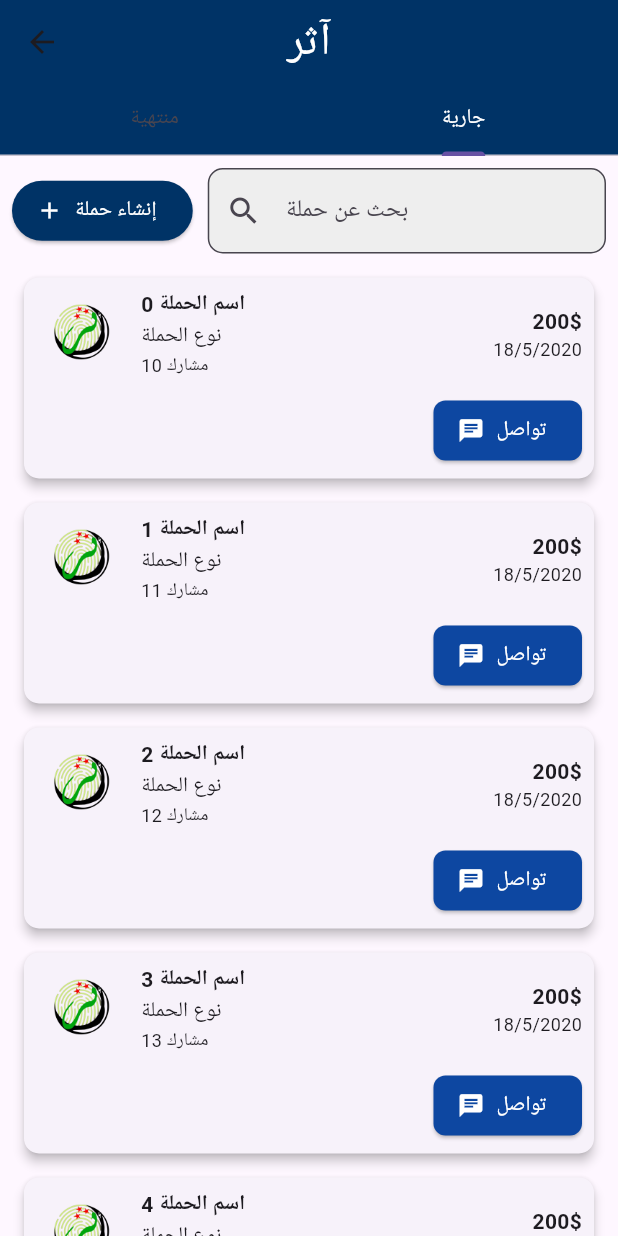
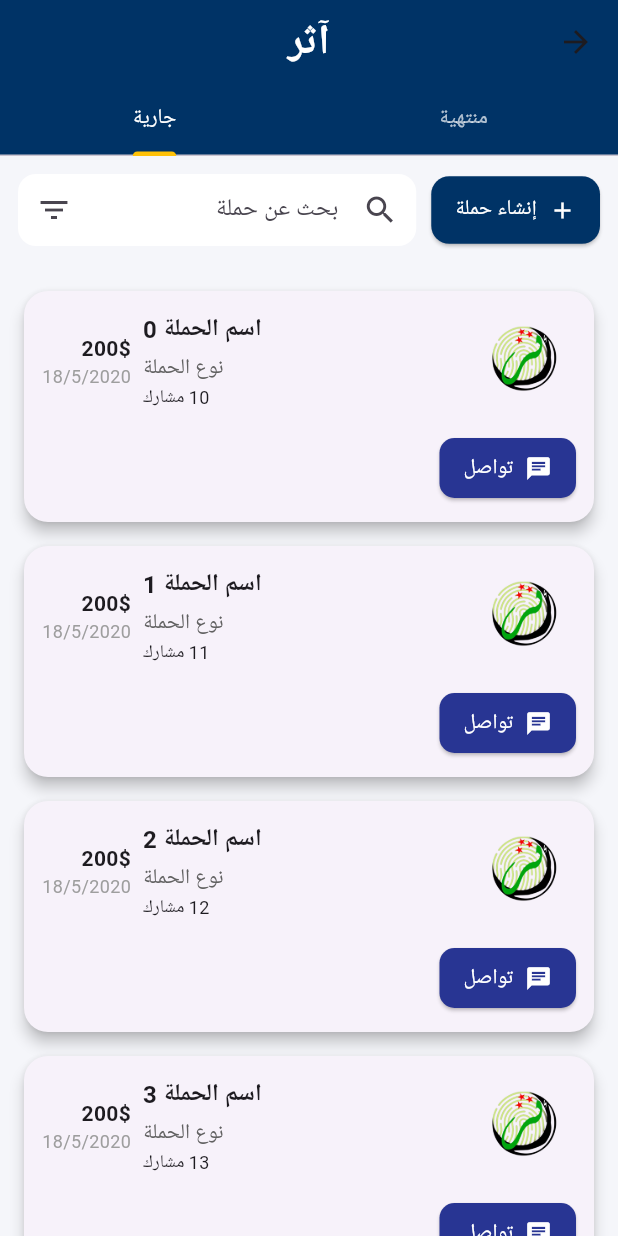
Before and after one commit to saryaalsheikha2001/Asar, a Flutter app: the Homepageadmin screen opened by its route, tab 2 chosen, on a phone screen of 412 x 824 dp. Run offline on Flutter 3.47's test engine with Material 3 defaults, Android fonts, the phone set to English and light mode, and no system bars; our stand-ins replace flutter_spinkit, get, get_storage, image_picker; missing offline and left inert: email_validator_flutter; accounts and stored records are empty; statements that could not run were skipped.

Commit message:
waleed update

```diff
--- a/lib/admin/homepageadmin.dart
+++ b/lib/admin/homepageadmin.dart
@@ -1,3 +1,5 @@
+import 'dart:io';
+
 import 'package:athar_project/admin/CampaignChatPage.dart';
 import 'package:athar_project/admin/details_about_hamla.dart';
 import 'package:athar_project/admin/home_page_controller.dart';
@@ -11,103 +13,54 @@ class Homepageadmin extends StatelessWidget {
   Widget build(BuildContext context) {
     final controller = Get.put(HomePageController());
 
-    return DefaultTabController(
+    return Directionality(
+      textDirection: TextDirection.rtl,
+      child: DefaultTabController(
         length: 2,
         child: SafeArea(
           child: Scaffold(
+            backgroundColor: const Color(0xFFF5F6FA),
             appBar: AppBar(
               centerTitle: true,
-            backgroundColor: const Color.fromRGBO(0, 51, 102, 1),
+              backgroundColor: const Color(0xFF003366),
               title: const Text(
                 'آثر',
-              style: TextStyle(color: Colors.white, fontSize: 30),
+                style: TextStyle(
+                  color: Colors.white,
+                  fontSize: 28,
+                  fontWeight: FontWeight.bold,
+                  letterSpacing: 1,
+                ),
               ),
               bottom: const TabBar(
                 labelColor: Colors.white,
+                unselectedLabelColor: Colors.white70,
+                indicatorColor: Colors.amber,
                 tabs: [Tab(text: 'منتهية'), Tab(text: 'جارية')],
               ),
             ),
             body: TabBarView(
               children: [
-              ////////////////////////////////////////////////////////////  // حملات منتهية/////////////////////////////////////////////////
+                //////////////////////////////////////// حملات منتهية //////////////////////////////////////
                 Obx(() {
                   var finished = controller.finishedCampaigns;
                   return finished.isEmpty
                       ? const Center(child: Text('لا توجد حملات منتهية حاليًا'))
                       : ListView.builder(
+                        padding: const EdgeInsets.symmetric(vertical: 10),
                         itemCount: finished.length,
                         itemBuilder: (context, index) {
                           var campaign = finished[index];
-                        return Card(
-                          margin: const EdgeInsets.symmetric(
-                            vertical: 8,
-                            horizontal: 16,
-                          ),
-                          shape: RoundedRectangleBorder(
-                            borderRadius: BorderRadius.circular(10),
-                          ),
-                          elevation: 3,
-                          child: Padding(
-                            padding: const EdgeInsets.all(8.0),
-                            child: Row(
-                              children: [
-                                ClipRRect(
-                                  borderRadius: BorderRadius.circular(8),
-                                  child: Image.asset(
-                                    campaign['image']!,
-                                    width: 60,
-                                    height: 60,
-                                    fit: BoxFit.cover,
-                                  ),
-                                ),
-                                const SizedBox(width: 10),
-                                Expanded(
-                                  child: Column(
-                                    crossAxisAlignment:
-                                        CrossAxisAlignment.start,
-                                    children: [
-                                      Text(
-                                        campaign['name']!,
-                                        style: const TextStyle(
-                                          fontWeight: FontWeight.bold,
-                                        ),
-                                      ),
-                                      Text(campaign['type']!),
-                                      Text(
-                                        campaign['participants']!,
-                                        style: const TextStyle(fontSize: 12),
-                                      ),
-                                    ],
-                                  ),
-                                ),
-                                Column(
-                                  crossAxisAlignment: CrossAxisAlignment.end,
-                                  children: [
-                                    Text(
-                                      campaign['amount']!,
-                                      style: const TextStyle(
-                                        fontWeight: FontWeight.bold,
-                                      ),
-                                    ),
-                                    Text(
-                                      campaign['date']!,
-                                      style: const TextStyle(fontSize: 12),
-                                    ),
-                                  ],
-                                ),
-                              ],
-                            ),
-                          ),
-                        );
+                          return _buildCampaignCard(campaign);
                         },
                       );
                 }),
 
-              //////////////////////////////////////////////////// حملات جارية //////////////////////////////////
+                //////////////////////////////////////// حملات جارية //////////////////////////////////////
                 Column(
                   children: [
                     Padding(
-                    padding: const EdgeInsets.all(8.0),
+                      padding: const EdgeInsets.all(12),
                       child: Row(
                         children: [
                           ElevatedButton.icon(
@@ -118,17 +71,17 @@ class Homepageadmin extends StatelessWidget {
                                 controller.addCampaign(result);
                               }
                             },
-                          icon: const Icon(Icons.add, color: Colors.white),
-                          label: const Text(
-                            'إنشاء حملة',
-                            style: TextStyle(color: Colors.white),
+                            icon: const Icon(Icons.add),
+                            label: const Text('إنشاء حملة'),
+                            style: ElevatedButton.styleFrom(
+                              backgroundColor: const Color(0xFF003366),
+                              foregroundColor: Colors.white,
+                              padding: const EdgeInsets.symmetric(
+                                vertical: 12,
+                                horizontal: 16,
                               ),
-                          style: ElevatedButton.styleFrom(
-                            backgroundColor: const Color.fromRGBO(
-                              0,
-                              51,
-                              102,
-                              1,
+                              shape: RoundedRectangleBorder(
+                                borderRadius: BorderRadius.circular(12),
                               ),
                             ),
                           ),
@@ -136,142 +89,49 @@ class Homepageadmin extends StatelessWidget {
                           Expanded(
                             child: TextField(
                               onChanged:
-                                (value) => controller.searchQuery.value = value,
+                                  (value) =>
+                                      controller.searchQuery.value = value,
                               decoration: InputDecoration(
                                 hintText: 'بحث عن حملة',
                                 prefixIcon: const Icon(Icons.search),
+                                filled: true,
+                                fillColor: Colors.white,
+                                contentPadding: const EdgeInsets.symmetric(
+                                  vertical: 0,
+                                  horizontal: 16,
+                                ),
                                 border: OutlineInputBorder(
-                                borderRadius: BorderRadius.circular(10),
+                                  borderRadius: BorderRadius.circular(12),
+                                  borderSide: BorderSide.none,
                                 ),
-                              filled: true,
-                              fillColor: Colors.grey[200],
+                                suffixIcon: const Icon(Icons.filter_list),
                               ),
                             ),
                           ),
                         ],
                       ),
                     ),
-
-                  ///////////////////////////////////////// قائمة الحملات الجارية//////////////////////////////////////////
                     Expanded(
                       child: Obx(() {
                         var filtered = controller.filteredCampaigns;
                         return filtered.isEmpty
                             ? const Center(child: Text('لا توجد حملات مطابقة'))
                             : ListView.builder(
+                              padding: const EdgeInsets.symmetric(vertical: 10),
                               itemCount: filtered.length,
                               itemBuilder: (context, index) {
                                 var campaign = filtered[index];
                                 return GestureDetector(
                                   onTap: () {
                                     Get.to(
-                                    () =>
-                                        CampaignDetailsPage(campaign: campaign),
+                                      () => CampaignDetailsPage(
+                                        campaign: campaign,
+                                      ),
                                     );
                                   },
-                                child: Card(
-                                  margin: const EdgeInsets.symmetric(
-                                    vertical: 8,
-                                    horizontal: 16,
-                                  ),
-                                  shape: RoundedRectangleBorder(
-                                    borderRadius: BorderRadius.circular(10),
-                                  ),
-                                  elevation: 3,
-                                  child: Padding(
-                                    padding: const EdgeInsets.all(8.0),
-                                    child: Column(
-                                      children: [
-                                        Row(
-                                          children: [
-                                            ClipRRect(
-                                              borderRadius:
-                                                  BorderRadius.circular(8),
-                                              child: Image.asset(
-                                                campaign['image']!,
-                                                width: 60,
-                                                height: 60,
-                                                fit: BoxFit.cover,
-                                              ),
-                                            ),
-                                            const SizedBox(width: 10),
-                                            Expanded(
-                                              child: Column(
-                                                crossAxisAlignment:
-                                                    CrossAxisAlignment.start,
-                                                children: [
-                                                  Text(
-                                                    campaign['name']!,
-                                                    style: const TextStyle(
-                                                      fontWeight:
-                                                          FontWeight.bold,
-                                                    ),
-                                                  ),
-                                                  Text(campaign['type']!),
-                                                  Text(
-                                                    campaign['participants']!,
-                                                    style: const TextStyle(
-                                                      fontSize: 12,
-                                                    ),
-                                                  ),
-                                                ],
-                                              ),
-                                            ),
-                                            Column(
-                                              crossAxisAlignment:
-                                                  CrossAxisAlignment.end,
-                                              children: [
-                                                Text(
-                                                  campaign['amount']!,
-                                                  style: const TextStyle(
-                                                    fontWeight: FontWeight.bold,
-                                                  ),
-                                                ),
-                                                Text(
-                                                  campaign['date']!,
-                                                  style: const TextStyle(
-                                                    fontSize: 12,
-                                                  ),
-                                                ),
-                                              ],
-                                            ),
-                                          ],
-                                        ),
-                                        const SizedBox(height: 10),
-                                        Row(
-                                          mainAxisAlignment:
-                                              MainAxisAlignment.end,
-                                          children: [
-                                            ElevatedButton.icon(
-                                              onPressed: () {
-                                                // Get.to(() =>
-                                                //     CampaignChatPage(
-                                                //         campaignName: campaign['name']));
-                                                Get.toNamed(
-                                                  '/CampaignChatPage',
-                                                  arguments: {
-                                                    'campaignName':
-                                                        campaign['name'],
-                                                  },
-                                                );
-                                              },
-                                              icon: const Icon(Icons.chat),
-                                              label: const Text("تواصل"),
-                                              style: ElevatedButton.styleFrom(
-                                                backgroundColor:
-                                                    Colors.blue[900],
-                                                foregroundColor: Colors.white,
-                                                shape: RoundedRectangleBorder(
-                                                  borderRadius:
-                                                      BorderRadius.circular(8),
-                                                ),
-                                              ),
-                                            ),
-                                          ],
-                                        ),
-                                      ],
-                                    ),
-                                  ),
+                                  child: _buildCampaignCard(
+                                    campaign,
+                                    showChatButton: true,
                                   ),
                                 );
                               },
@@ -284,6 +144,130 @@ class Homepageadmin extends StatelessWidget {
             ),
           ),
         ),
+      ),
+    );
+  }
+
+  // كرت الحملة (نفسه للمنتهية والجارية، مع خيار زر التواصل)
+  Widget _buildCampaignCard(
+    Map<String, String> campaign, {
+    bool showChatButton = false,
+  }) {
+    final imagePath = campaign['image']!;
+    final isFile = imagePath.startsWith('/');
+
+    return Card(
+      margin: const EdgeInsets.symmetric(vertical: 8, horizontal: 16),
+      shape: RoundedRectangleBorder(borderRadius: BorderRadius.circular(16)),
+      elevation: 4,
+      child: Padding(
+        padding: const EdgeInsets.all(12),
+        child: Column(
+          children: [
+            Row(
+              children: [
+                ClipRRect(
+                  borderRadius: BorderRadius.circular(12),
+                  child:
+                      isFile
+                          ? Image.file(
+                            File(imagePath),
+                            width: 70,
+                            height: 70,
+                            fit: BoxFit.cover,
+                          )
+                          : Image.asset(
+                            imagePath,
+                            width: 70,
+                            height: 70,
+                            fit: BoxFit.cover,
+                          ),
+                ),
+                const SizedBox(width: 12),
+                Expanded(
+                  child: Column(
+                    crossAxisAlignment: CrossAxisAlignment.end,
+                    children: [
+                      Text(
+                        campaign['name'] ?? '',
+                        overflow: TextOverflow.ellipsis,
+                        maxLines: 1,
+                        style: const TextStyle(
+                          fontWeight: FontWeight.bold,
+                          fontSize: 16,
+                        ),
+                      ),
+                      const SizedBox(height: 4),
+                      Text(
+                        campaign['type'] ?? '',
+                        overflow: TextOverflow.ellipsis,
+                        maxLines: 1,
+                        style: TextStyle(color: Colors.grey[700]),
+                      ),
+                      Text(
+                        campaign['participants'] ?? '',
+                        overflow: TextOverflow.ellipsis,
+                        maxLines: 1,
+                        style: const TextStyle(fontSize: 12),
+                      ),
+                    ],
+                  ),
+                ),
+                const SizedBox(width: 8),
+                Column(
+                  crossAxisAlignment: CrossAxisAlignment.start,
+                  children: [
+                    Text(
+                      campaign['amount'] ?? '',
+                      overflow: TextOverflow.ellipsis,
+                      maxLines: 1,
+                      style: const TextStyle(
+                        fontWeight: FontWeight.bold,
+                        fontSize: 14,
+                      ),
+                    ),
+                    Text(
+                      campaign['date'] ?? '',
+                      overflow: TextOverflow.ellipsis,
+                      maxLines: 1,
+                      style: const TextStyle(fontSize: 12, color: Colors.grey),
+                    ),
+                  ],
+                ),
+              ],
+            ),
+            if (showChatButton) ...[
+              const SizedBox(height: 12),
+              Row(
+                mainAxisAlignment: MainAxisAlignment.start,
+                children: [
+                  ElevatedButton.icon(
+                    onPressed: () {
+                      Get.toNamed(
+                        '/CampaignChatPage',
+                        arguments: {'campaignName': campaign['name']},
+                      );
+                    },
+                    icon: const Icon(Icons.chat),
+                    label: const Text("تواصل"),
+                    style: ElevatedButton.styleFrom(
+                      backgroundColor: Colors.indigo[800],
+                      foregroundColor: Colors.white,
+                      padding: const EdgeInsets.symmetric(
+                        vertical: 10,
+                        horizontal: 16,
+                      ),
+                      shape: RoundedRectangleBorder(
+                        borderRadius: BorderRadius.circular(10),
+                      ),
+                    ),
+                  ),
+                ],
+              ),
+            ],
+          ],
+        ),
+      ),
     );
   }
 }
```
Also changed, not shown: lib/admin/add_hamla_controller.dart (line endings or trailing spaces). Lines whose indentation alone changed are shown as unchanged.
